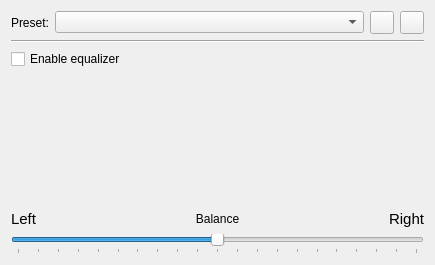
Qt form src/equalizer/equalizer.ui (strawberrymusicplayer/strawberry) before a commit.
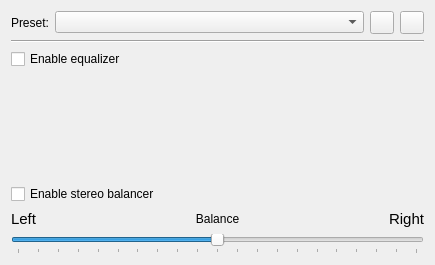
The same form after that commit. Icons and pictures are not drawn.

```diff
--- a/src/equalizer/equalizer.ui
+++ b/src/equalizer/equalizer.ui
@@ -81,6 +81,13 @@
      <layout class="QHBoxLayout" name="horizontalLayout_2"/>
     </widget>
    </item>
+   <item>
+    <widget class="QCheckBox" name="enable_stereo_balancer">
+     <property name="text">
+      <string>Enable stereo balancer</string>
+     </property>
+    </widget>
+   </item>
    <item>
     <layout class="QHBoxLayout" name="slider_label_layout">
      <item>
```
